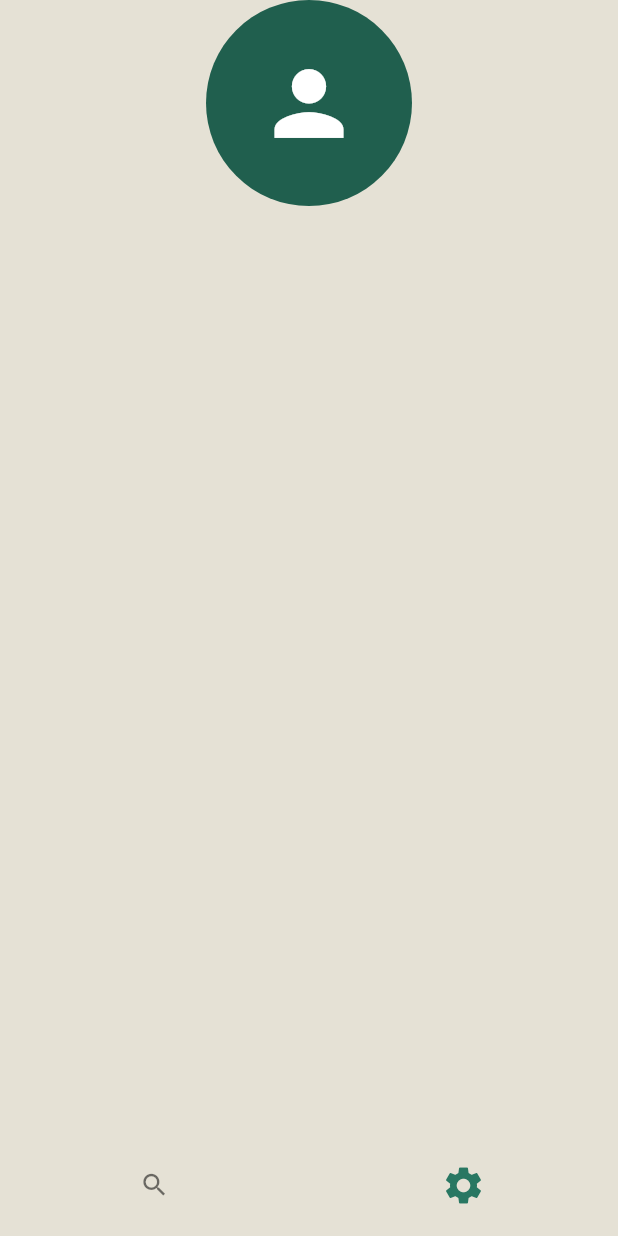
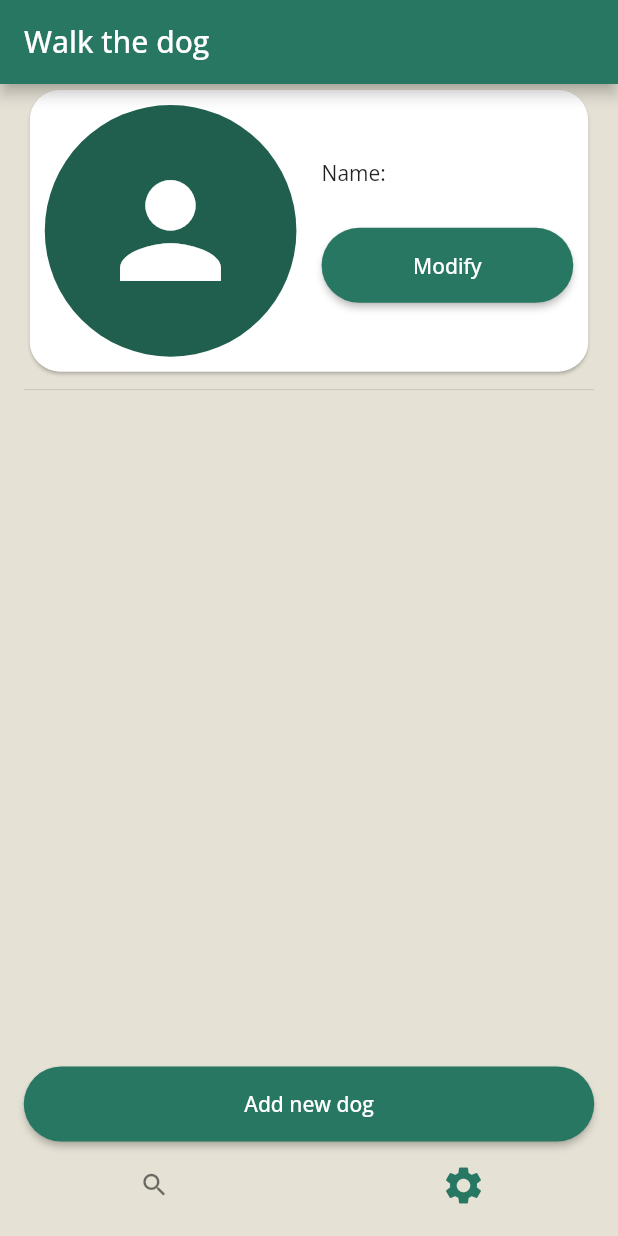
Before and after one commit to Buba98/dima_project, a Flutter app: the screen it shows once a user with an empty profile is signed in, item 2 of the bottom bar chosen, on a phone screen of 412 x 824 dp. Run offline on Flutter 3.47's test engine with Material 2 defaults, Android fonts, the phone set to English and light mode, and no system bars; our stand-ins replace cloud_firestore, firebase_auth, firebase_core, firebase_storage, flutter_bloc; accounts and stored records are empty; network calls fail.

Commit message:
Settings ui implementation

```diff
--- a/lib/custom_widgets/button.dart
+++ b/lib/custom_widgets/button.dart
@@ -6,11 +6,13 @@ class Button extends StatelessWidget {
     required this.onPressed,
     required this.text,
     this.primary = true,
+    this.width,
   });
 
   final Function() onPressed;
   final String text;
   final bool primary;
+  final double? width;
 
   @override
   Widget build(BuildContext context) {
@@ -19,7 +21,7 @@ class Button extends StatelessWidget {
         style: ElevatedButton.styleFrom(
           shape:
               RoundedRectangleBorder(borderRadius: BorderRadius.circular(32.0)),
-          minimumSize: const Size.fromHeight(50),
+          minimumSize: Size(width ?? double.infinity, 50),
         ),
         onPressed: onPressed,
         child: Text(text),
@@ -27,7 +29,7 @@ class Button extends StatelessWidget {
     } else {
       return OutlinedButton(
         style: OutlinedButton.styleFrom(
-          minimumSize: const Size.fromHeight(50),
+          minimumSize: Size(width ?? double.infinity, 50),
           shape: RoundedRectangleBorder(
             borderRadius: BorderRadius.circular(32.0),
           ),
--- a/lib/home/home_screen.dart
+++ b/lib/home/home_screen.dart
@@ -56,6 +56,9 @@ class _HomeState extends State<_Home> {
   @override
   Widget build(BuildContext context) {
     return Scaffold(
+      appBar: AppBar(
+        title: const Text('Walk the dog'),
+      ),
       body: bodyList[currentIndex],
       bottomNavigationBar: BottomBar(
         currentIndex: currentIndex,
--- a/lib/home/settings/profile_picture.dart
+++ b/lib/home/settings/profile_picture.dart
@@ -10,13 +10,7 @@ class ProfilePicture extends StatelessWidget {
 
   @override
   Widget build(BuildContext context) {
-    double size =
-        MediaQuery.of(context).size.width > MediaQuery.of(context).size.height
-            ? MediaQuery.of(context).size.height * 1 / 6
-            : MediaQuery.of(context).size.width * 1 / 6;
-
     return CircleAvatar(
-      radius: size,
       child: FutureBuilder<String>(
         future: profilePictureUrl,
         builder: (BuildContext context, AsyncSnapshot<String> snapshot) {
@@ -26,9 +20,8 @@ class ProfilePicture extends StatelessWidget {
             return Image.network(snapshot.data!);
           }
 
-          return Icon(
+          return const Icon(
             Icons.person,
-            size: size,
           );
         },
       ),
--- a/lib/home/settings/setting_screen.dart
+++ b/lib/home/settings/setting_screen.dart
@@ -1,5 +1,7 @@
-import 'package:dima_project/home/settings/profile_picture.dart';
-import 'package:dima_project/user/internal_user.dart';
+import 'package:dima_project/custom_widgets/button.dart';
+import 'package:dima_project/home/settings/dog_card.dart';
+import 'package:dima_project/home/settings/user_card.dart';
+import 'package:dima_project/model/internal_user.dart';
 import 'package:flutter/material.dart';
 import 'package:flutter_bloc/flutter_bloc.dart';
 
@@ -14,12 +16,40 @@ class SettingScreen extends StatelessWidget {
         (context.read<UserBloc>().state as InitializedState).internalUser;
 
     return Center(
-      child: Column(
-        children: [
-          ProfilePicture(
-            profilePictureUrl: internalUser.profilePicture,
-          ),
-        ],
+      child: SizedBox(
+        width: MediaQuery.of(context).size.width * 12 / 13,
+        child: Column(
+          children: [
+            UserCard(
+              name: internalUser.name,
+              userProfileUrl: internalUser.profilePicture,
+            ),
+            const Divider(),
+            Expanded(
+              child: Stack(
+                children: [
+                  ListView.builder(
+                    shrinkWrap: true,
+                    padding: const EdgeInsets.symmetric(vertical: 10),
+                    itemCount: internalUser.dogs.length,
+                    itemBuilder: (BuildContext context, int index) {
+                      return DogCard(
+                          name: internalUser.dogs[index].name,
+                          sex: internalUser.dogs[index].sex);
+                    },
+                  ),
+                  Align(
+                    alignment: Alignment.bottomCenter,
+                    child: Button(
+                      onPressed: () => null,
+                      text: 'Add new dog',
+                    ),
+                  ),
+                ],
+              ),
+            ),
+          ],
+        ),
       ),
     );
   }
--- /dev/null
+++ b/lib/home/settings/user_card.dart
@@ -0,0 +1,63 @@
+import 'package:dima_project/home/settings/profile_picture.dart';
+import 'package:flutter/material.dart';
+
+import '../../custom_widgets/button.dart';
+
+class UserCard extends StatelessWidget {
+  final String name;
+  final Future<String> userProfileUrl;
+
+  const UserCard({
+    super.key,
+    required this.name,
+    required this.userProfileUrl,
+  });
+
+  @override
+  Widget build(BuildContext context) {
+    return Card(
+      shape: RoundedRectangleBorder(
+        borderRadius: BorderRadius.circular(20.0),
+      ),
+      child: Padding(
+        padding: const EdgeInsets.all(10),
+        child: Row(
+          crossAxisAlignment: CrossAxisAlignment.center,
+          mainAxisAlignment: MainAxisAlignment.spaceEvenly,
+          children: [
+            Expanded(
+              flex: 10,
+              child: FittedBox(
+                child: ProfilePicture(
+                  profilePictureUrl: userProfileUrl,
+                ),
+              ),
+            ),
+            const Spacer(
+              flex: 1,
+            ),
+            Expanded(
+              flex: 10,
+              child: Column(
+                crossAxisAlignment: CrossAxisAlignment.start,
+                mainAxisAlignment: MainAxisAlignment.spaceEvenly,
+                children: [
+                  const Text('Name:'),
+                  Text(
+                    name,
+                    style: const TextStyle(
+                      fontWeight: FontWeight.bold,
+                      fontSize: 20,
+                      color: Colors.black,
+                    ),
+                  ),
+                  Button(onPressed: () => null, text: 'Modify'),
+                ],
+              ),
+            ),
+          ],
+        ),
+      ),
+    );
+  }
+}
--- /dev/null
+++ b/lib/model/dog.dart
@@ -0,0 +1,11 @@
+class Dog {
+  final String uid;
+  final String name;
+  final bool sex;
+
+  Dog({
+    required this.uid,
+    required this.name,
+    required this.sex,
+  });
+}
--- a/lib/user/internal_user.dart
+++ b/lib/model/internal_user.dart
@@ -1,17 +1,22 @@
 import 'dart:typed_data';
 
 import 'package:firebase_storage/firebase_storage.dart';
+
+import 'dog.dart';
 
 class InternalUser {
   InternalUser({
     required this.uid,
     required this.name,
+    required this.dogs,
   });
 
   final String name;
   final String uid;
+  final List<Dog> dogs;
 
-  Reference get _profilePictureRef => FirebaseStorage.instance.ref('$uid/profile.jpeg');
+  Reference get _profilePictureRef =>
+      FirebaseStorage.instance.ref('$uid/profile.jpeg');
 
   set uploadProfilePicture(Uint8List image) =>
       _profilePictureRef.putData(image);
--- a/lib/user/user_bloc.dart
+++ b/lib/user/user_bloc.dart
@@ -1,5 +1,5 @@
 import 'package:cloud_firestore/cloud_firestore.dart';
-import 'package:dima_project/user/internal_user.dart';
+import 'package:dima_project/model/internal_user.dart';
 import 'package:firebase_auth/firebase_auth.dart';
 import 'package:firebase_storage/firebase_storage.dart';
 import 'package:flutter_bloc/flutter_bloc.dart';
@@ -65,7 +65,7 @@ class UserBloc extends Bloc<UserEvent, UserState> {
 
     InternalUser internalUser = InternalUser(
       uid: _firebaseAuth.currentUser!.uid,
-      name: data['name'],
+      name: data['name'], dogs: [],
     );
 
     emit(InitializedState(internalUser: internalUser));
```
Also changed, not shown: lib/home/settings/dog_card.dart (added, +74 -0 lines).
